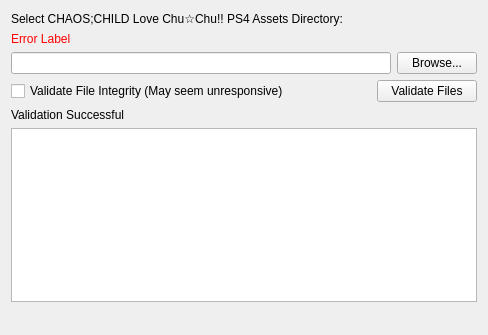
Above: installer/packages/com.committeeofzero.cclcc.ps4.assets/meta/page.ui from CommitteeOfZero/dirac-sea before the change. Below: the same form after it.
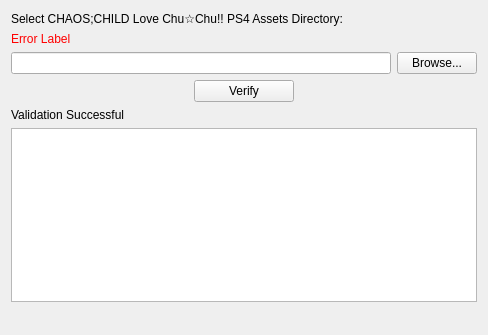
That is the form after the change.

Commit message:
Remove file validation checkbox, make the button validate hashes
- now any editing of the path after it's been approved will clear the
  logs and set the page as incomplete

The edit to the form file:
```diff
--- a/installer/packages/com.committeeofzero.cclcc.ps4.assets/meta/page.ui
+++ b/installer/packages/com.committeeofzero.cclcc.ps4.assets/meta/page.ui
@@ -47,13 +47,6 @@
    </item>
    <item>
     <layout class="QHBoxLayout" name="horizontalLayout_2">
-     <item>
-      <widget class="QCheckBox" name="checkBoxHash">
-       <property name="text">
-        <string>Validate File Integrity (May seem unresponsive)</string>
-       </property>
-      </widget>
-     </item>
      <item>
       <widget class="QPushButton" name="validateButton">
        <property name="maximumSize">
@@ -63,7 +56,7 @@
         </size>
        </property>
        <property name="text">
-        <string>Validate Files</string>
+        <string>Verify</string>
        </property>
       </widget>
      </item>
```
The commit also changes 1 other file.
